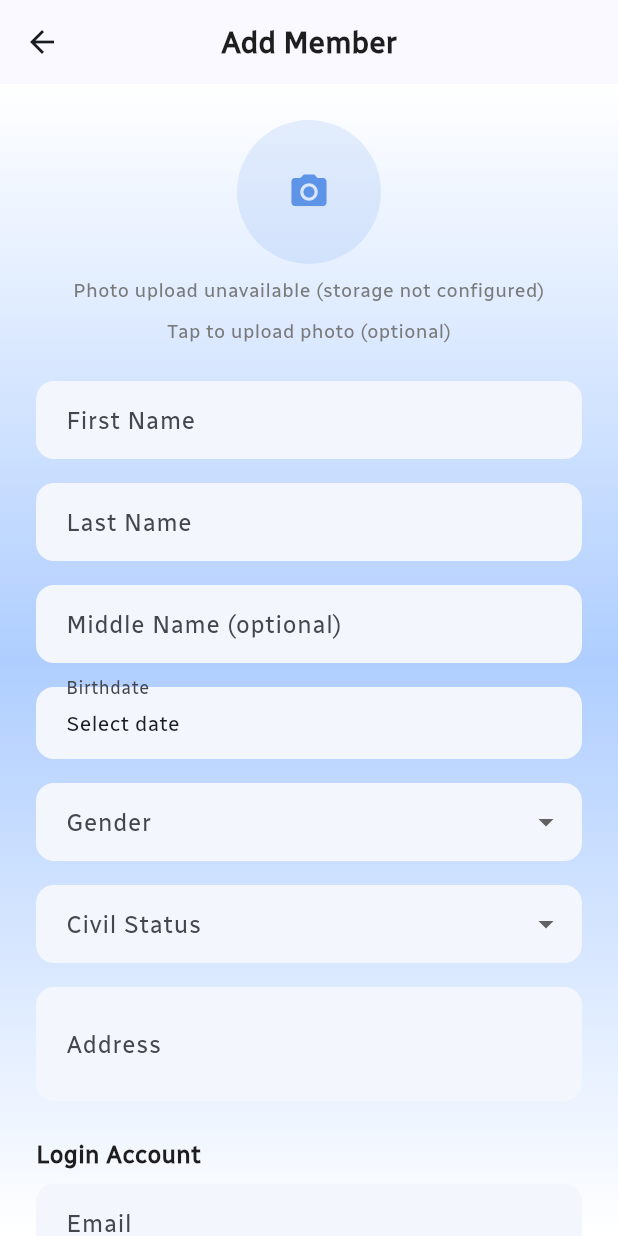
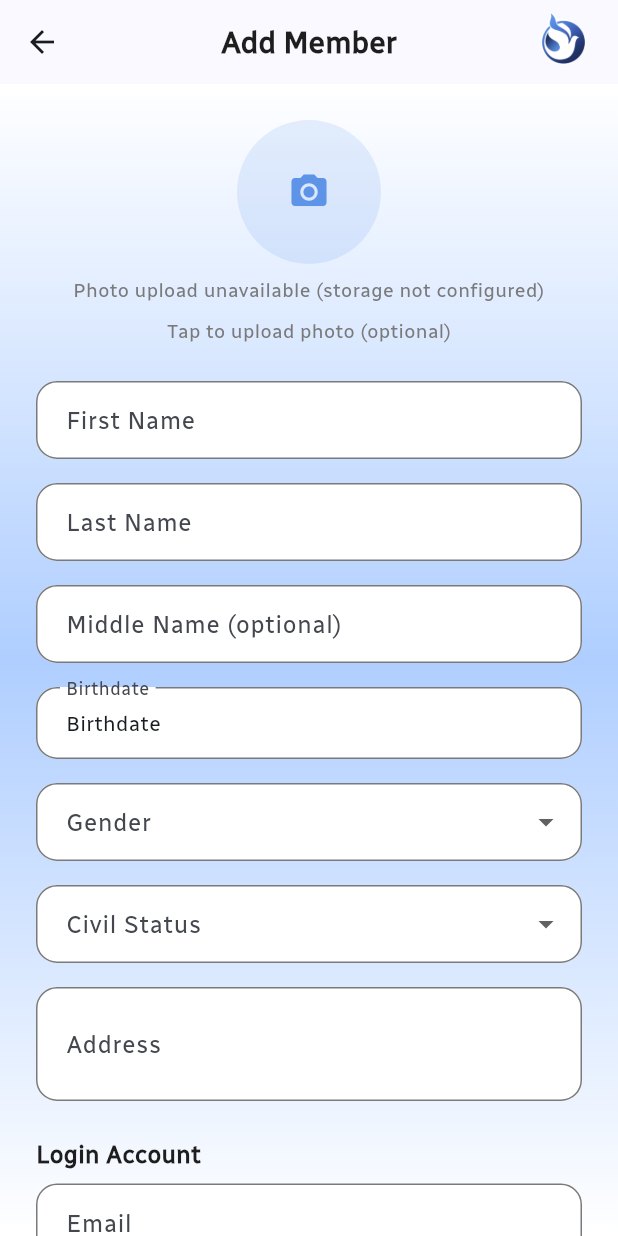
Before and after one commit to Reiisth/upc_app, a Flutter app: the AddMemberPage screen opened directly, on a phone screen of 412 x 824 dp. Run offline on Flutter 3.47's test engine with Material 3 defaults, Android fonts, the phone set to English and light mode, and no system bars; our stand-ins replace cloud_firestore, firebase_auth, firebase_core, qr_flutter; missing offline and left inert: mobile_scanner; accounts and stored records are empty.

Commit message:
fixed multiple member email registration

```diff
--- a/lib/pages/usher/add_member_page.dart
+++ b/lib/pages/usher/add_member_page.dart
@@ -112,6 +112,10 @@ class _AddMemberPageState extends State<AddMemberPage> {
       appBar: AppBar(
         centerTitle: true,
         title: const Text('Add Member', style: AppTextStyles.bodyh1),
+        actions: [
+          Image.asset('assets/images/upc-logo.png', height: 40),
+          const SizedBox(width: 16),
+        ],
       ),
       body: Container(
         decoration: const BoxDecoration(gradient: AppGradients.bgGradient),
@@ -149,31 +153,68 @@ class _AddMemberPageState extends State<AddMemberPage> {
 
                   TextFormField(
                     controller: _firstNameController,
-                    decoration: const InputDecoration(labelText: 'First Name'),
+                    decoration: const InputDecoration(labelText: 'First Name',
+                      fillColor: AppColors.white,
+                      enabledBorder: OutlineInputBorder(
+                        borderSide: BorderSide(color: AppColors.textMuted, width: 1.0),
+                        borderRadius: BorderRadius.all(Radius.circular(14.0)),
+                      ),
+                      focusedBorder: OutlineInputBorder(
+                        borderSide: BorderSide(color: AppColors.primary, width: 2.0),
+                        borderRadius: BorderRadius.all(Radius.circular(14.0)),
+                      ),),
                     validator: (v) =>
                         (v == null || v.trim().isEmpty) ? 'First name is required' : null,
                   ),
                   const SizedBox(height: 16),
                   TextFormField(
                     controller: _lastNameController,
-                    decoration: const InputDecoration(labelText: 'Last Name'),
+                    decoration: const InputDecoration(labelText: 'Last Name',
+                      fillColor: AppColors.white,
+                      enabledBorder: OutlineInputBorder(
+                        borderSide: BorderSide(color: AppColors.textMuted, width: 1.0),
+                        borderRadius: BorderRadius.all(Radius.circular(14.0)),
+                      ),
+                      focusedBorder: OutlineInputBorder(
+                        borderSide: BorderSide(color: AppColors.primary, width: 2.0),
+                        borderRadius: BorderRadius.all(Radius.circular(14.0)),
+                      ),
+                    ),
                     validator: (v) =>
                         (v == null || v.trim().isEmpty) ? 'Last name is required' : null,
                   ),
                   const SizedBox(height: 16),
                   TextFormField(
                     controller: _middleNameController,
-                    decoration: const InputDecoration(labelText: 'Middle Name (optional)'),
+                    decoration: const InputDecoration(labelText: 'Middle Name (optional)',
+                      fillColor: AppColors.white,
+                      enabledBorder: OutlineInputBorder(
+                        borderSide: BorderSide(color: AppColors.textMuted, width: 1.0),
+                        borderRadius: BorderRadius.all(Radius.circular(14.0)),
+                      ),
+                      focusedBorder: OutlineInputBorder(
+                        borderSide: BorderSide(color: AppColors.primary, width: 2.0),
+                        borderRadius: BorderRadius.all(Radius.circular(14.0)),
+                      ),),
                   ),
                   const SizedBox(height: 16),
 
                   InkWell(
                     onTap: _pickBirthdate,
                     child: InputDecorator(
-                      decoration: const InputDecoration(labelText: 'Birthdate'),
+                      decoration: const InputDecoration(labelText: "Birthdate",
+                      fillColor: AppColors.white,
+                      enabledBorder: OutlineInputBorder(
+                        borderSide: BorderSide(color: AppColors.textMuted, width: 1.0),
+                        borderRadius: BorderRadius.all(Radius.circular(14.0)),
+                      ),
+                      focusedBorder: OutlineInputBorder(
+                        borderSide: BorderSide(color: AppColors.primary, width: 2.0),
+                        borderRadius: BorderRadius.all(Radius.circular(14.0)),
+                      ),),
                       child: Text(
                         _birthdate == null
-                            ? 'Select date'
+                            ? 'Birthdate'
                             : '${_birthdate!.month}/${_birthdate!.day}/${_birthdate!.year}',
                       ),
                     ),
@@ -182,7 +223,16 @@ class _AddMemberPageState extends State<AddMemberPage> {
 
                   DropdownButtonFormField<Gender>(
                     initialValue: _gender,
-                    decoration: const InputDecoration(labelText: 'Gender'),
+                    decoration: const InputDecoration(labelText: 'Gender',
+                      fillColor: AppColors.white,
+                      enabledBorder: OutlineInputBorder(
+                        borderSide: BorderSide(color: AppColors.textMuted, width: 1.0),
+                        borderRadius: BorderRadius.all(Radius.circular(14.0)),
+                      ),
+                      focusedBorder: OutlineInputBorder(
+                        borderSide: BorderSide(color: AppColors.primary, width: 2.0),
+                        borderRadius: BorderRadius.all(Radius.circular(14.0)),
+                      ),),
                     items: const [
                       DropdownMenuItem(value: Gender.male, child: Text('Male')),
                       DropdownMenuItem(value: Gender.female, child: Text('Female')),
@@ -193,7 +243,16 @@ class _AddMemberPageState extends State<AddMemberPage> {
 
                   DropdownButtonFormField<String>(
                     initialValue: _civilStatus,
-                    decoration: const InputDecoration(labelText: 'Civil Status'),
+                    decoration: const InputDecoration(labelText: 'Civil Status',
+                      fillColor: AppColors.white,
+                      enabledBorder: OutlineInputBorder(
+                        borderSide: BorderSide(color: AppColors.textMuted, width: 1.0),
+                        borderRadius: BorderRadius.all(Radius.circular(14.0)),
+                      ),
+                      focusedBorder: OutlineInputBorder(
+                        borderSide: BorderSide(color: AppColors.primary, width: 2.0),
+                        borderRadius: BorderRadius.all(Radius.circular(14.0)),
+                      ),),
                     items: _civilStatusOptions
                         .map((s) => DropdownMenuItem(value: s, child: Text(s)))
                         .toList(),
@@ -203,7 +262,16 @@ class _AddMemberPageState extends State<AddMemberPage> {
 
                   TextFormField(
                     controller: _addressController,
-                    decoration: const InputDecoration(labelText: 'Address'),
+                    decoration: const InputDecoration(labelText: 'Address',
+                      fillColor: AppColors.white,
+                      enabledBorder: OutlineInputBorder(
+                        borderSide: BorderSide(color: AppColors.textMuted, width: 1.0),
+                        borderRadius: BorderRadius.all(Radius.circular(14.0)),
+                      ),
+                      focusedBorder: OutlineInputBorder(
+                        borderSide: BorderSide(color: AppColors.primary, width: 2.0),
+                        borderRadius: BorderRadius.all(Radius.circular(14.0)),
+                      ),),
                     maxLines: 2,
                     validator: (v) =>
                         (v == null || v.trim().isEmpty) ? 'Address is required' : null,
@@ -215,7 +283,16 @@ class _AddMemberPageState extends State<AddMemberPage> {
                   TextFormField(
                     controller: _emailController,
                     keyboardType: TextInputType.emailAddress,
-                    decoration: const InputDecoration(labelText: 'Email'),
+                    decoration: const InputDecoration(labelText: 'Email',
+                      fillColor: AppColors.white,
+                      enabledBorder: OutlineInputBorder(
+                        borderSide: BorderSide(color: AppColors.textMuted, width: 1.0),
+                        borderRadius: BorderRadius.all(Radius.circular(14.0)),
+                      ),
+                      focusedBorder: OutlineInputBorder(
+                        borderSide: BorderSide(color: AppColors.primary, width: 2.0),
+                        borderRadius: BorderRadius.all(Radius.circular(14.0)),
+                      ),),
                     validator: (v) =>
                         (v == null || v.trim().isEmpty) ? 'Email is required' : null,
                   ),
@@ -223,7 +300,16 @@ class _AddMemberPageState extends State<AddMemberPage> {
                   TextFormField(
                     controller: _passwordController,
                     obscureText: true,
-                    decoration: const InputDecoration(labelText: 'Password'),
+                    decoration: const InputDecoration(labelText: 'Password',
+                      fillColor: AppColors.white,
+                      enabledBorder: OutlineInputBorder(
+                        borderSide: BorderSide(color: AppColors.textMuted, width: 1.0),
+                        borderRadius: BorderRadius.all(Radius.circular(14.0)),
+                      ),
+                      focusedBorder: OutlineInputBorder(
+                        borderSide: BorderSide(color: AppColors.primary, width: 2.0),
+                        borderRadius: BorderRadius.all(Radius.circular(14.0)),
+                      ),),
                     validator: (v) => (v == null || v.length < 6)
                         ? 'Password must be at least 6 characters'
                         : null,
--- a/lib/services/account_creation_service.dart
+++ b/lib/services/account_creation_service.dart
@@ -5,7 +5,11 @@ import 'package:firebase_auth/firebase_auth.dart';
 class AccountCreationService {
   /// Creates a new email/password account WITHOUT signing out or replacing
   /// the currently signed-in user (e.g. the usher performing this action).
-  /// Returns the new account's UID.
+  ///
+  /// If an account with this email already exists, attempts to sign in
+  /// with the provided password instead — since multiple members can be
+  /// registered under the same shared account (e.g. a family). Returns
+  /// the resulting account's UID either way.
   Future<String> createAccount({
     required String email,
     required String password,
@@ -17,6 +21,8 @@ class AccountCreationService {
 
     try {
       final secondaryAuth = FirebaseAuth.instanceFor(app: secondaryApp);
+
+      try {
         final credential = await secondaryAuth.createUserWithEmailAndPassword(
           email: email.trim(),
           password: password,
@@ -25,9 +31,36 @@ class AccountCreationService {
         await secondaryAuth.signOut();
         return uid;
       } on FirebaseAuthException catch (e) {
+        if (e.code == 'email-already-in-use') {
+          // Existing account — link this member to it, but only if the
+          // password actually matches. This prevents linking a member
+          // to an email the person doesn't actually control.
+          try {
+            final credential = await secondaryAuth.signInWithEmailAndPassword(
+              email: email.trim(),
+              password: password,
+            );
+            final uid = credential.user!.uid;
+            await secondaryAuth.signOut();
+            return uid;
+          } on FirebaseAuthException catch (signInError) {
+            switch (signInError.code) {
+              case 'wrong-password':
+              case 'invalid-credential':
+                throw Exception(
+                    'This email is already registered under a different password. '
+                    'Use the same password as the existing account to link this member.');
+              case 'user-disabled':
+                throw Exception('This account has been disabled.');
+              default:
+                throw Exception('Could not link to existing account: ${signInError.message}');
+            }
+          }
+        }
+        rethrow;
+      }
+    } on FirebaseAuthException catch (e) {
       switch (e.code) {
-        case 'email-already-in-use':
-          throw Exception('An account with this email already exists.');
         case 'weak-password':
           throw Exception('Password is too weak (minimum 6 characters).');
         case 'invalid-email':
```
Lines whose indentation alone changed are shown as unchanged.
